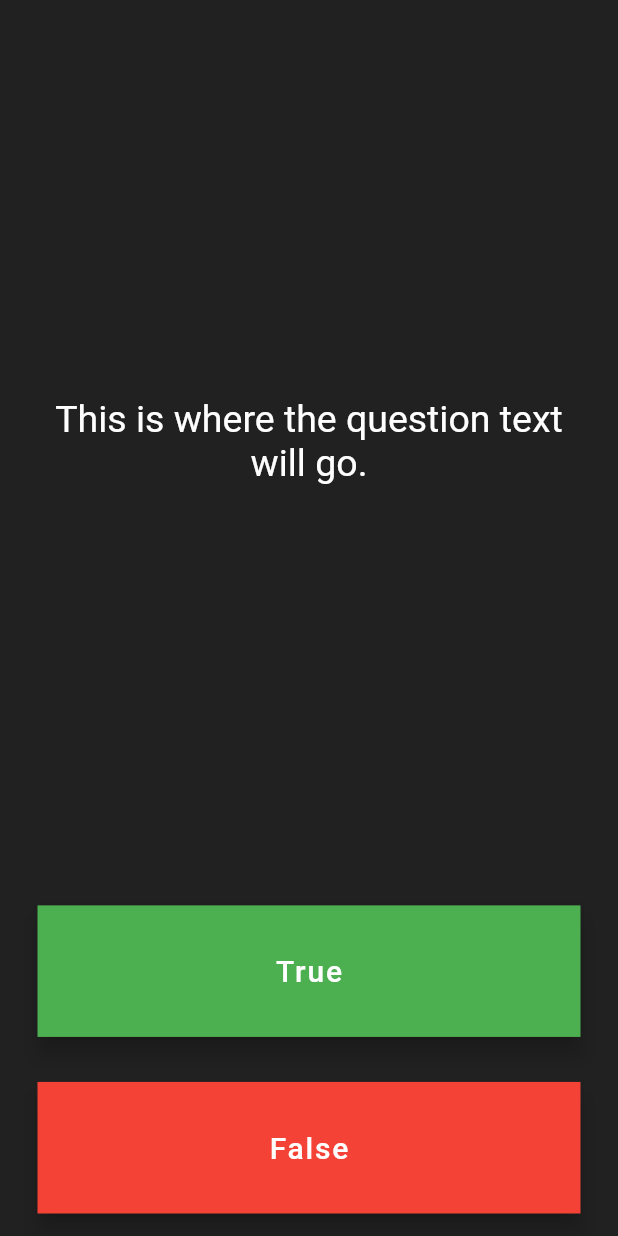
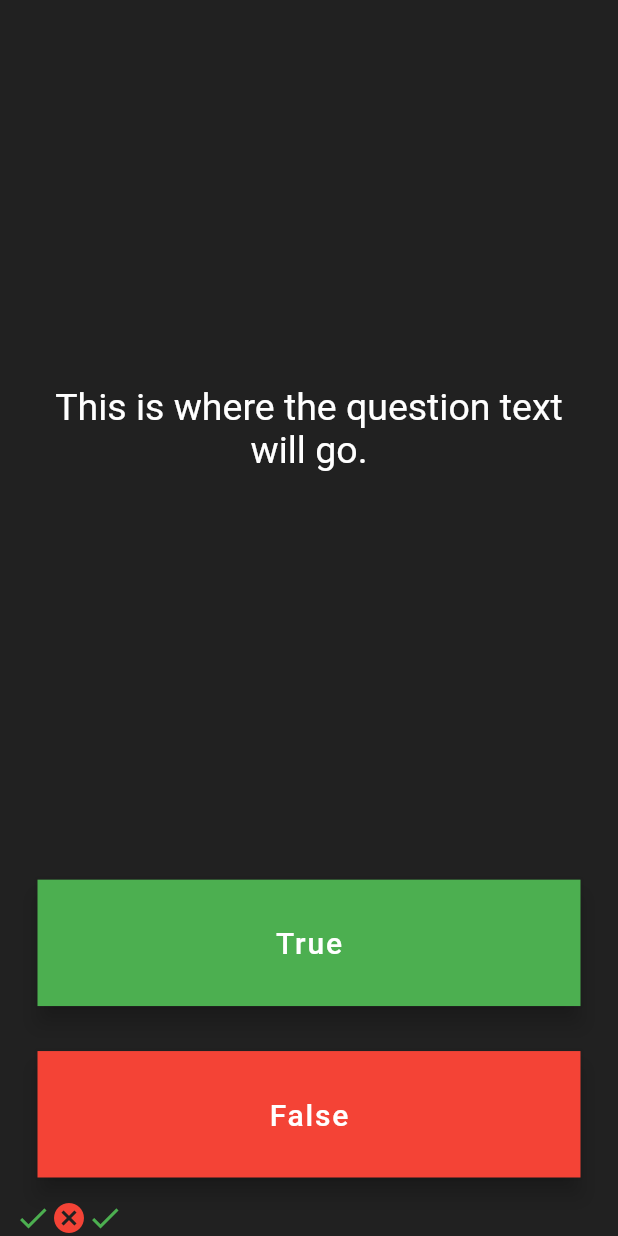
Before and after one commit to rawnakchourasia/quizzler_flutter, a Flutter app: the screen it shows after launch, after a tap on "True", on a phone screen of 412 x 824 dp. Run offline on Flutter 3.47's test engine with Material 2 defaults, Android fonts, the phone set to English and light mode, and no system bars.

Commit message:
Lists<Icon> implemented

```diff
--- a/lib/main.dart
+++ b/lib/main.dart
@@ -29,6 +29,16 @@ class QuizPage extends StatefulWidget {
 }
 
 class _QuizPageState extends State<QuizPage> {
+  List<Widget> scorekeeper = [
+    const Icon(
+      Icons.check,
+      color: Colors.green,
+    ),
+    const Icon(
+      Icons.cancel,
+      color: Colors.red,
+    ),
+  ];
   @override
   Widget build(BuildContext context) {
     return Column(
@@ -57,6 +67,13 @@ class _QuizPageState extends State<QuizPage> {
             child: FloatingActionButton(
               backgroundColor: Colors.green,
               onPressed: () {
+                setState(() {
+                  scorekeeper.add(const Icon(
+                    Icons.check,
+                    color: Colors.green,
+                  ));
+                });
+
                 //The user picked true.
               },
               shape: const RoundedRectangleBorder(
@@ -91,7 +108,9 @@ class _QuizPageState extends State<QuizPage> {
             ),
           ),
         ),
-        //TODO: Add a Row here as your score keeper
+        Row(
+          children: scorekeeper,
+        )
       ],
     );
   }
```
